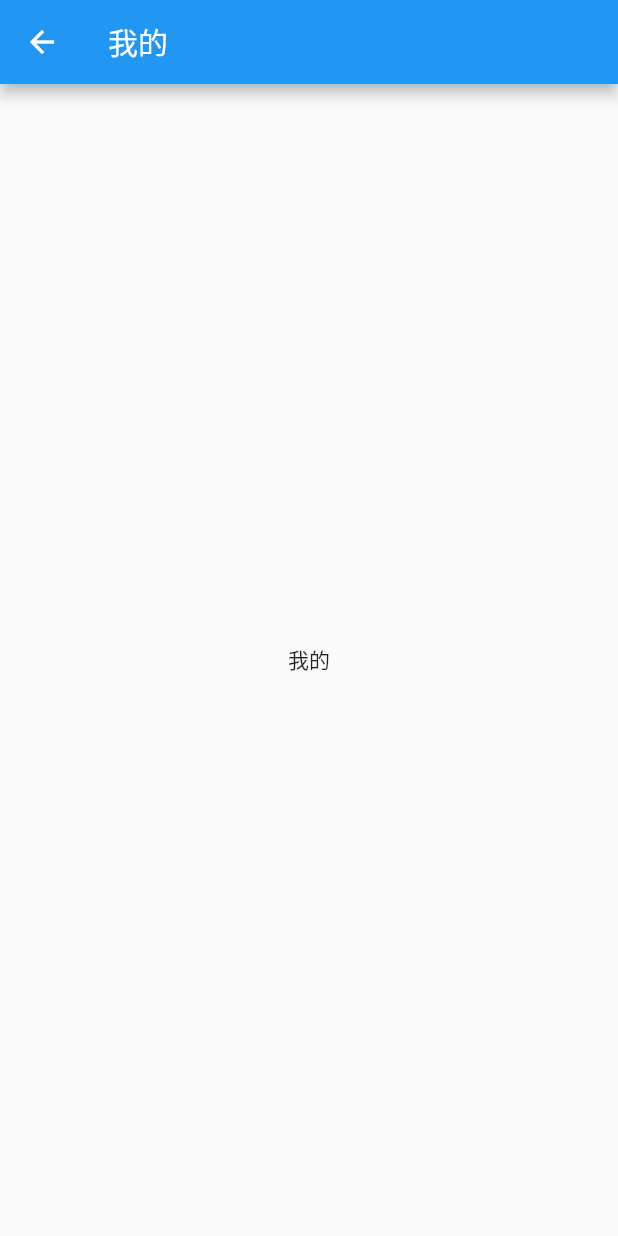
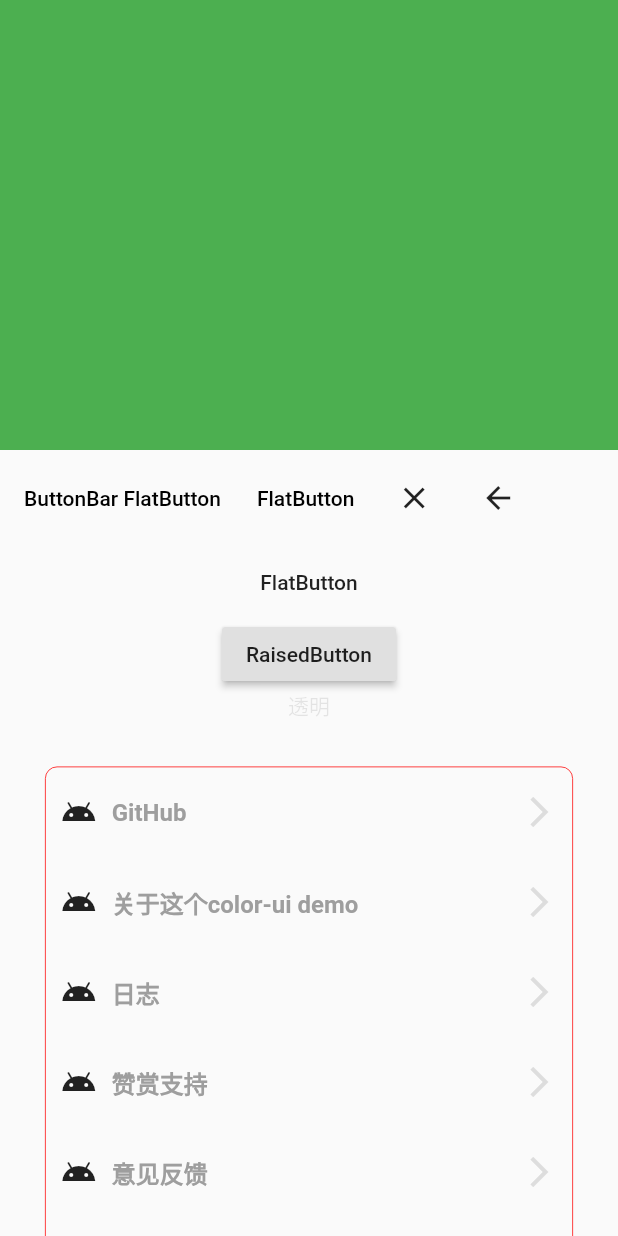
Before and after one commit to liangyuetian/color-ui-fork, a Flutter app: the Mine screen opened directly, on a phone screen of 412 x 824 dp. Run offline on Flutter 3.47's test engine with Material 2 defaults, Android fonts, the phone set to English and light mode, and no system bars; network calls fail.

Commit message:
mine 添加列表

```diff
--- a/lib/view/mine.dart
+++ b/lib/view/mine.dart
@@ -1,3 +1,4 @@
+import 'package:flutter/cupertino.dart';
 import 'package:flutter/material.dart';
 
 class Mine extends StatefulWidget {
@@ -6,6 +7,23 @@ class Mine extends StatefulWidget {
     return _Mine();
   }
 }
+
+class NavItem {
+  const NavItem({this.url, @required this.title}) : assert(title != null);
+
+  final String title;
+  final String url;
+}
+
+List<NavItem> navigationList = [
+  NavItem(url: '/home', title: 'GitHub'),
+  NavItem(url: '/home', title: '关于这个color-ui demo'),
+  NavItem(url: '/home', title: '日志'),
+  NavItem(url: '/home', title: '赞赏支持'),
+  NavItem(url: '/home', title: '意见反馈'),
+  NavItem(url: '/home', title: 'Bug测试'),
+  NavItem(url: '/mine', title: 'mine'),
+];
 
 class _Mine extends State<Mine> {
   @override
@@ -18,10 +36,102 @@ class _Mine extends State<Mine> {
   @override
   Widget build(BuildContext context) {
     return Scaffold(
-      appBar: AppBar(title: Text('我的')),
-      body: Center(
-        child: Text('我的'),
-      ),
+//      appBar: AppBar(title: Text('我的')),
+      body: Container(
+          child: SingleChildScrollView(
+        child: Column(
+          children: <Widget>[
+            Container(
+              height: 300,
+              decoration: BoxDecoration(color: Colors.green),
+            ),
+            ButtonBar(
+              alignment: MainAxisAlignment.start,
+              children: <Widget>[
+                FlatButton(
+                  child: Text('ButtonBar FlatButton'),
+                  textColor: Colors.blue[30],
+                  onPressed: () {
+                    print('FlatButton onPressed');
+                  },
+                ),
+                FlatButton(
+                  child: Text('FlatButton'),
+                  textColor: Colors.blue[30],
+                  onPressed: () {
+                    print('FlatButton onPressed');
+                  },
+                ),
+                CloseButton(),
+                BackButton()
+              ],
+            ),
+            FlatButton(
+              child: Text('FlatButton'),
+              textColor: Colors.blue[30],
+              onPressed: () {
+                print('FlatButton onPressed');
+              },
+            ),
+            RaisedButton(
+              child: Text('RaisedButton'),
+              disabledColor: Colors.red,
+              onPressed: () {
+                print('RaisedButton onPressed');
+              },
+            ),
+            Opacity(
+              child: Text('透明'),
+              opacity: 0.1,
+            ),
+            FractionallySizedBox(
+              // 设置百分比的盒子
+              widthFactor: 1,
+              child: Container(
+                  margin: EdgeInsets.all(30),
+                  decoration: BoxDecoration(
+                    border: new Border.all(color: Color(0xFFFF0000), width: 0.5),
+                    borderRadius: BorderRadius.all(Radius.circular(8)),
+                  ),
+                  child: Column(
+                    children: navigationList.map((NavItem item) {
+                      return SizedBox(
+                        // 设置高度，并且内容垂直居中了
+                        height: 60,
+                        child: Flex(
+                          // flex 布局
+                          mainAxisAlignment: MainAxisAlignment.spaceBetween,
+//                        crossAxisAlignment: CrossAxisAlignment.start, // 和 Axis.vertical 搭配
+                          direction: Axis.horizontal, // horizontal 水平；vertical
+                          children: <Widget>[
+                            Expanded(
+                              flex: 1,
+                              child: Row(
+                                children: <Widget>[
+                                  Padding(
+                                    child: Icon(Icons.android),
+                                    padding: EdgeInsets.symmetric(horizontal: 10),
+                                  ),
+                                  Text(
+                                    item.title,
+                                    style: TextStyle(color: Colors.grey, fontWeight: FontWeight.bold, fontSize: 16),
+                                  )
+                                ],
+                              ),
+                            ),
+                            Padding(
+                              padding: EdgeInsets.symmetric(horizontal: 10),
+                              child: Icon(Icons.arrow_forward_ios, color: Color(0xFFDDDDDD),),
+                            ),
+                          ],
+                        ),
+                      );
+                    }).toList(),
+                  )),
+            ),
+          ],
+        ),
+      )),
     );
   }
 }
```
